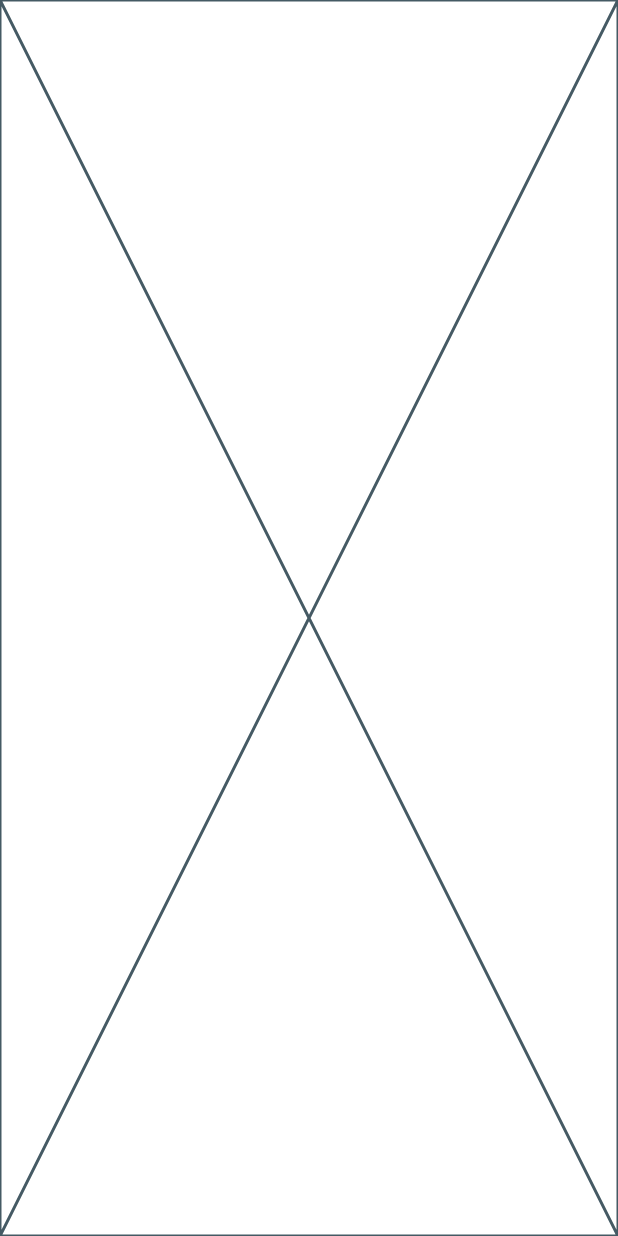
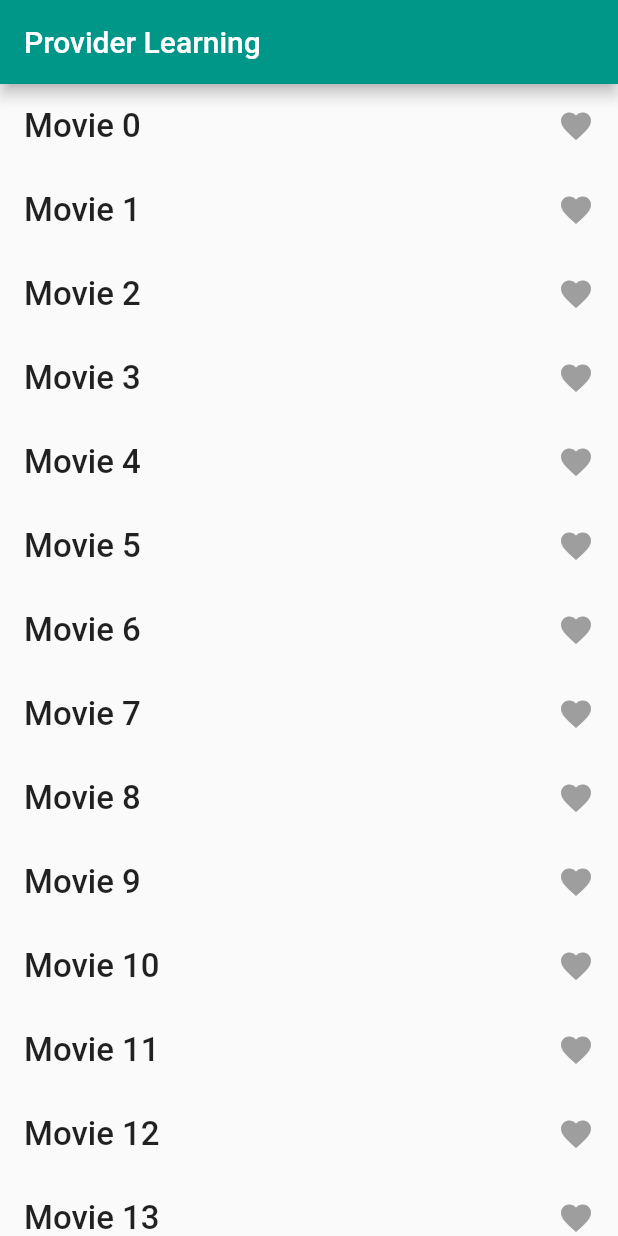
Before and after one commit to pankajjangid/flutter_learning, a Flutter app: the screen it shows after launch, on a phone screen of 412 x 824 dp. Run offline on Flutter 3.47's test engine with Material 2 defaults, Android fonts, the phone set to English and light mode, and no system bars.

Commit message:
In this branch , there is simplest way to learn providers for state-management

```diff
--- a/lib/main.dart
+++ b/lib/main.dart
@@ -1,15 +1,62 @@
 import 'package:flutter/material.dart';
+import 'package:flutter_learning/provider/movie_provider.dart';
+import 'package:provider/provider.dart';
 
 void main() {
-  runApp(const MyApp());
+  runApp(ChangeNotifierProvider(
+    create: (_) => MovieProvider(),
+    child: MyApp(),
+  ));
 }
-
 
 class MyApp extends StatelessWidget {
   const MyApp({Key? key}) : super(key: key);
 
   @override
   Widget build(BuildContext context) {
-    return const Placeholder();
+    return MaterialApp(
+      title: "Flutter Learning",
+      theme: ThemeData(primarySwatch: Colors.teal),
+      home: Movies(),
+    );
   }
 }
+
+class Movies extends StatelessWidget {
+  const Movies({Key? key}) : super(key: key);
+
+  @override
+  Widget build(BuildContext context) {
+    var favMoviesList = context.watch<MovieProvider>().favMoviesList;
+    return Scaffold(
+      appBar: AppBar(
+        title: Text("Provider Learning"),
+      ),
+      body: Container(
+        height: double.infinity,
+        width: double.infinity,
+        child: ListView.builder(
+            itemBuilder: (context, index) {
+              return ListTile(
+                title: Text(
+                  "Movie $index",
+                  style: TextStyle(fontSize: 22, fontWeight: FontWeight.w500),
+                ),
+                trailing: GestureDetector(
+                    onTap: () {
+                      /*
+                        checking that fav data contain in the movies provider or not
+                       */
+                      if(favMoviesList.contains(index)){
+                        context.read<MovieProvider>().removeFav(index);
+                      }else{
+                        context.read<MovieProvider>().addFav(index);
+                      }
+                    }, child: Icon(Icons.favorite,color: favMoviesList.contains(index) ? Colors.red : Colors.grey,)),
+              );
+            },
+            itemCount: 40),
+      ),
+    );
+  }
+}
--- /dev/null
+++ b/lib/provider/movie_provider.dart
@@ -0,0 +1,16 @@
+
+import 'package:flutter/material.dart';
+
+class MovieProvider extends ChangeNotifier{
+
+  var favMoviesList = [];
+
+  addFav(index){
+    favMoviesList.add(index);
+    notifyListeners();
+  }
+  removeFav(index){
+    favMoviesList.remove(index);
+    notifyListeners();
+  }
+}
--- a/pubspec.yaml
+++ b/pubspec.yaml
@@ -30,7 +30,7 @@ environment:
 dependencies:
   flutter:
     sdk: flutter
-
+  provider: ^6.0.5
 
   # The following adds the Cupertino Icons font to your application.
   # Use with the CupertinoIcons class for iOS style icons.
```
Also changed, not shown: pubspec.lock.
